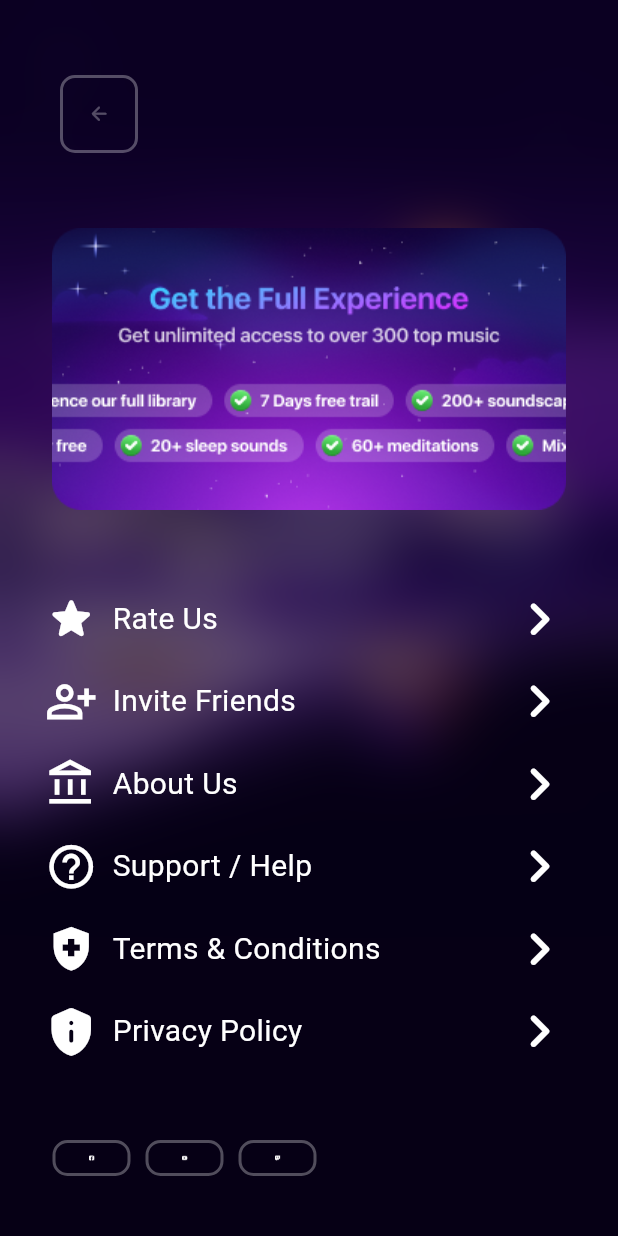
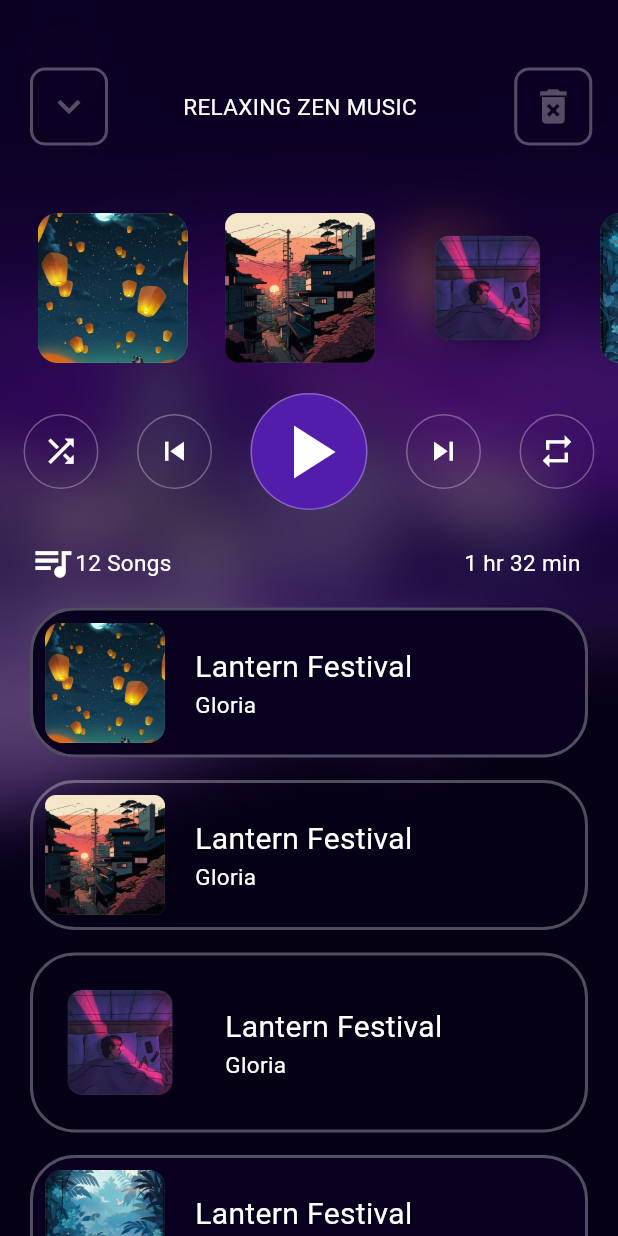
Before and after one commit to malshisathsarani/SleepyApp_UI, a Flutter app: the screen it shows after launch, on a phone screen of 412 x 824 dp. Run offline on Flutter 3.47's test engine with Material 3 defaults, Android fonts, the phone set to English and light mode, and no system bars.

Commit message:
update the UI

```diff
--- a/sleepy/lib/main.dart
+++ b/sleepy/lib/main.dart
@@ -1,4 +1,5 @@
 import 'package:flutter/material.dart';
+import 'package:sleepy/screens/PlayMusic/playmusic.dart';
 
 import 'package:sleepy/screens/Settings/setting.dart';
 
@@ -13,7 +14,7 @@ class MyApp extends StatelessWidget {
   Widget build(BuildContext context) {
     return const MaterialApp(
       debugShowCheckedModeBanner: false,
-      home: Setting(),
+      home: Playmusic(),
     );
   }
 }
--- /dev/null
+++ b/sleepy/lib/screens/PlayMusic/play_icons.dart
@@ -0,0 +1,38 @@
+import 'package:flutter/material.dart';
+
+class PlayIcons extends StatefulWidget {
+  final IconData musicIcon;
+  final double iconSize;
+  final Color buttonColor;
+
+  const PlayIcons({super.key, required this.musicIcon,  required this.iconSize, required this.buttonColor});
+
+  @override
+  State<PlayIcons> createState() => _PlayIconsState();
+}
+
+class _PlayIconsState extends State<PlayIcons> {
+  @override
+  Widget build(BuildContext context) {
+    return Padding(
+      padding: const EdgeInsets.symmetric(vertical: 20.0, horizontal: 10.0),
+      child: Container(
+        decoration: BoxDecoration(
+          color: widget.buttonColor, // Set background color
+          border: Border.all(
+            color: Colors.white30,
+            width: 1,// Set border color
+
+          ),
+          borderRadius: BorderRadius.all(
+            Radius.circular(50.0), // Set border radius
+          ),
+        ),
+        child: IconButton(
+          onPressed: () {},
+          icon: Icon(widget.musicIcon, color: Colors.white, size: widget.iconSize),
+        ),
+      ),
+    );
+  }
+}
--- /dev/null
+++ b/sleepy/lib/screens/PlayMusic/playmusic.dart
@@ -0,0 +1,452 @@
+import 'dart:ui';
+
+import 'package:flutter/material.dart';
+import 'package:sleepy/screens/PlayMusic/play_icons.dart';
+
+class Playmusic extends StatefulWidget {
+  const Playmusic({super.key});
+
+  @override
+  State<Playmusic> createState() => _PlaymusicState();
+}
+
+class _PlaymusicState extends State<Playmusic> {
+  int _selectedIndex = -1;
+  final ScrollController _scrollController = ScrollController();
+
+  void _scrollToSelectedIndex(int index) {
+    final double screenWidth = MediaQuery.of(context).size.width;
+    final double imageWidth = 100; // Fixed size for all images
+    final double selectedImageWidth = 300; // Size for selected image
+    final double targetScrollOffset = (index * imageWidth) - (screenWidth / 2) + (selectedImageWidth / 2);
+
+    _scrollController.animateTo(
+      targetScrollOffset,
+      duration: Duration(milliseconds: 300),
+      curve: Curves.easeInOut,
+    );
+  }
+
+  @override
+  Widget build(BuildContext context) {
+    return Scaffold(
+      body: Stack(
+        children: [
+          // Background Image
+          Container(
+            decoration: const BoxDecoration(
+              image: DecorationImage(
+                image: AssetImage('assets/SplashBg.png'),
+                fit: BoxFit.cover,
+              ),
+            ),
+            child: BackdropFilter(
+              filter: ImageFilter.blur(sigmaX: 20, sigmaY: 20),
+              child: Container(
+                color: Colors.black.withOpacity(0.5),
+              ),
+            ),
+          ),
+          Column(
+            children: [
+              Padding(
+                padding: const EdgeInsets.symmetric(vertical: 45.0),
+                child: Row(
+                  children: [
+                    Padding(
+                      padding: const EdgeInsets.only(left: 20.0),
+                      child: Align(
+                        alignment: Alignment.topLeft,
+                        child: Container(
+                          decoration: BoxDecoration(
+                            border: Border.all(
+                              color: Colors.white30, // Set border color
+                              width: 2.0, // Set border width
+                            ),
+                            borderRadius: BorderRadius.all(
+                              Radius.circular(10.0), // Set border radius
+                            ),
+                          ),
+                          child: IconButton(onPressed: (){}, icon: Icon(Icons.keyboard_arrow_down_sharp ,color: Colors.white30,size: 30,)),
+                        ),
+                      ),
+                    ),
+                    SizedBox(width: 50),
+                    Container(
+                      child: Text(
+                        'RELAXING ZEN MUSIC',
+                        style: TextStyle(
+                          color: Colors.white,
+                          fontSize: 15,
+                        ),
+                      ),
+                    ),
+                    Padding(
+                      padding: const EdgeInsets.only(left: 65.0),
+                      child: Align(
+                        alignment: Alignment.topRight,
+                        child: Container(
+                          decoration: BoxDecoration(
+                            border: Border.all(
+                              color: Colors.white30, // Set border color
+                              width: 2.0, // Set border width
+                            ),
+                            borderRadius: BorderRadius.all(
+                              Radius.circular(10.0), // Set border radius
+                            ),
+                          ),
+                          child: IconButton(onPressed: (){}, icon: Icon(Icons.delete_forever, color: Colors.white30,size: 30,)),
+                        ),
+                      ),
+                    ),
+                  ],
+                ),
+              ),
+
+              // Music Image
+              SingleChildScrollView(
+                scrollDirection: Axis.horizontal,
+                controller: _scrollController,
+                child: Row(
+                  children: [
+                    SizedBox(width: 25), // Space before the first image
+                    ...List.generate(4, (index) {
+                      return Row(
+                        children: [
+                          GestureDetector(
+                            onTap: () {
+                              setState(() {
+                                _selectedIndex = index;
+                              });
+                              _scrollToSelectedIndex(index);
+                            },
+                            child: Image(
+                              image: AssetImage('assets/PlayMusic/img${index + 1}.png'),
+                              width: _selectedIndex == index ? 200 : 100,
+                              height: _selectedIndex == index ? 200 : 100,
+                              fit: BoxFit.cover,
+                            ),
+                          ),
+                          if (index < 3) SizedBox(width: 25), // Space between images
+                        ],
+                      );
+                    }),
+                    SizedBox(width: 25),
+                  ],
+                ),
+              ),
+
+              // Music Icons
+              Row(
+                mainAxisAlignment: MainAxisAlignment.spaceEvenly,
+                children: [
+                  PlayIcons(musicIcon: Icons.shuffle, iconSize: 25, buttonColor: Colors.transparent),
+                  PlayIcons(musicIcon: Icons.skip_previous, iconSize: 25,  buttonColor: Colors.transparent),
+                  PlayIcons(musicIcon: Icons.play_arrow,  iconSize: 60,  buttonColor: Color(0xff531DAB)),
+                  PlayIcons(musicIcon: Icons.skip_next, iconSize: 25,  buttonColor: Colors.transparent),
+                  PlayIcons(musicIcon: Icons.repeat,  iconSize: 25,  buttonColor: Colors.transparent),
+                ],
+              ),
+
+              // Music Time
+              Padding(
+                padding: const EdgeInsets.symmetric(horizontal: 20),
+                child: Row(
+                  children: [
+
+                    Icon(Icons.queue_music, color: Colors.white, size: 30),
+
+                    Text(
+                      '12 Songs',
+                      style: TextStyle(
+                        color: Colors.white,
+                        fontSize: 15,
+                      ),
+                    ),
+                    SizedBox(width: 195),
+                    Text(
+                      '1 hr 32 min',
+                      style: TextStyle(
+                        color: Colors.white,
+                        fontSize: 15,
+                      ),
+                    )
+                  ],
+                ),
+              ),
+
+              // Music Slider
+              Expanded(
+                child: SingleChildScrollView(
+                  scrollDirection: Axis.vertical,
+                  child: Column(
+                    children: [
+                      Padding(
+                        padding: const EdgeInsets.only(top: 15.0, left: 20, right: 20),
+                        child: Container(
+                          padding: EdgeInsets.all(8),
+                          decoration: BoxDecoration(
+                            color: Color(0xff09001F),
+                            border: Border.all(
+                              color: Colors.white30, // Set border color
+                              width: 2.0, // Set border width
+                            ),
+                            borderRadius: BorderRadius.all(
+                              Radius.circular(30.0), // Set border radius
+                            ),
+                          ),
+
+                          child: Column(
+                            children: [
+                              Row(
+                                children: [
+                                  Image.asset(
+                                    'assets/PlayMusic/img1.png',
+                                    width: 80,
+                                    height: 80,
+                                    fit: BoxFit.cover,
+                                  ),
+                                  SizedBox(width: 20),
+
+                                  Column(
+                                    crossAxisAlignment: CrossAxisAlignment.start,
+                                    children: [
+                                      Text(
+                                        'Lantern Festival',
+                                        style: TextStyle(
+                                          color: Colors.white,
+                                          fontSize: 20,
+                                        ),
+                                      ),
+                                      Text(
+                                        'Gloria',
+                                        style: TextStyle(
+                                          color: Colors.white,
+                                          fontSize: 15,
+                                        ),
+                                      ),
+                                    ],
+                                  )
+                                ],
+                              ),
+                            ],
+                          ),
+                        ),
+                      ),
+                      Padding(
+                        padding: const EdgeInsets.only(top: 15.0, left: 20, right: 20),
+                        child: Container(
+                          padding: EdgeInsets.all(8),
+                          decoration: BoxDecoration(
+                            border: Border.all(
+                              color: Colors.white30, // Set border color
+                              width: 2.0, // Set border width
+                            ),
+                            borderRadius: BorderRadius.all(
+                              Radius.circular(30.0), // Set border radius
+                            ),
+                          ),
+
+                          child: Column(
+                            children: [
+                              Row(
+                                children: [
+                                  Image.asset(
+                                    'assets/PlayMusic/img2.png',
+                                    width: 80,
+                                    height: 80,
+                                    fit: BoxFit.cover,
+                                  ),
+                                  SizedBox(width: 20),
+
+                                  Column(
+                                    crossAxisAlignment: CrossAxisAlignment.start,
+                                    children: [
+                                      Text(
+                                        'Lantern Festival',
+                                        style: TextStyle(
+                                          color: Colors.white,
+                                          fontSize: 20,
+                                        ),
+                                      ),
+                                      Text(
+                                        'Gloria',
+                                        style: TextStyle(
+                                          color: Colors.white,
+                                          fontSize: 15,
+                                        ),
+                                      ),
+                                    ],
+                                  )
+                                ],
+                              ),
+                            ],
+                          ),
+                        ),
+                      ),
+                      Padding(
+                        padding: const EdgeInsets.only(top: 15.0, left: 20, right: 20),
+                        child: Container(
+                          padding: EdgeInsets.all(8),
+                          decoration: BoxDecoration(
+                            border: Border.all(
+                              color: Colors.white30, // Set border color
+                              width: 2.0, // Set border width
+                            ),
+                            borderRadius: BorderRadius.all(
+                              Radius.circular(30.0), // Set border radius
+                            ),
+                          ),
+
+                          child: Column(
+                            children: [
+                              Row(
+                                children: [
+                                  Image.asset(
+                                    'assets/PlayMusic/img3.png',
+                                    width: 100,
+                                    height: 100,
+                                    fit: BoxFit.cover,
+                                  ),
+                                  SizedBox(width: 20),
+
+                                  Column(
+                                    crossAxisAlignment: CrossAxisAlignment.start,
+                                    children: [
+                                      Text(
+                                        'Lantern Festival',
+                                        style: TextStyle(
+                                          color: Colors.white,
+                                          fontSize: 20,
+                                        ),
+                                      ),
+                                      Text(
+                                        'Gloria',
+                                        style: TextStyle(
+                                          color: Colors.white,
+                                          fontSize: 15,
+                                        ),
+                                      ),
+                                    ],
+                                  )
+                                ],
+                              ),
+                            ],
+                          ),
+                        ),
+                      ),
+                      Padding(
+                        padding: const EdgeInsets.only(top: 15.0, left: 20, right: 20),
+                        child: Container(
+                          padding: EdgeInsets.all(8),
+                          decoration: BoxDecoration(
+                            color: Color(0xff09001F),
+                            border: Border.all(
+                              color: Colors.white30, // Set border color
+                              width: 2.0, // Set border width
+                            ),
+                            borderRadius: BorderRadius.all(
+                              Radius.circular(30.0), // Set border radius
+                            ),
+                          ),
+
+                          child: Column(
+                            children: [
+                              Row(
+                                children: [
+                                  Image.asset(
+                                    'assets/PlayMusic/img4.png',
+                                    width: 80,
+                                    height: 80,
+                                    fit: BoxFit.cover,
+                                  ),
+                                  SizedBox(width: 20),
+
+                                  Column(
+                                    crossAxisAlignment: CrossAxisAlignment.start,
+                                    children: [
+                                      Text(
+                                        'Lantern Festival',
+                                        style: TextStyle(
+                                          color: Colors.white,
+                                          fontSize: 20,
+                                        ),
+                                      ),
+                                      Text(
+                                        'Gloria',
+                                        style: TextStyle(
+                                          color: Colors.white,
+                                          fontSize: 15,
+                                        ),
+                                      ),
+                                    ],
+                                  )
+                                ],
+                              ),
+                            ],
+                          ),
+                        ),
+                      ),
+                      Padding(
+                        padding: const EdgeInsets.only(top: 15.0, left: 20, right: 20),
+                        child: Container(
+                          padding: EdgeInsets.all(8),
+                          decoration: BoxDecoration(
+                            border: Border.all(
+                              color: Colors.white30, // Set border color
+                              width: 2.0, // Set border width
+                            ),
+                            borderRadius: BorderRadius.all(
+                              Radius.circular(30.0), // Set border radius
+                            ),
+                          ),
+
+                          child: Column(
+                            children: [
+                              Row(
+                                children: [
+                                  Image.asset(
+                                    'assets/PlayMusic/img1.png',
+                                    width: 80,
+                                    height: 80,
+                                    fit: BoxFit.cover,
+                                  ),
+                                  SizedBox(width: 20),
+
+                                  Column(
+                                    crossAxisAlignment: CrossAxisAlignment.start,
+                                    children: [
+                                      Text(
+                                        'Lantern Festival',
+                                        style: TextStyle(
+                                          color: Colors.white,
+                                          fontSize: 20,
+                                        ),
+                                      ),
+                                      Text(
+                                        'Gloria',
+                                        style: TextStyle(
+                                          color: Colors.white,
+                                          fontSize: 15,
+                                        ),
+                                      ),
+                                    ],
+                                  )
+                                ],
+                              ),
+                            ],
+                          ),
+                        ),
+                      ),
+
+                    ],
+                  ),
+                ),
+              )
+            ],
+          ),
+        ],
+      ),
+    );
+  }
+}
--- /dev/null
+++ b/sleepy/lib/screens/soundVolumeControl/soundControl.dart
@@ -0,0 +1,17 @@
+import 'package:flutter/material.dart';
+
+class Soundcontrol extends StatefulWidget {
+  const Soundcontrol({super.key});
+
+  @override
+  State<Soundcontrol> createState() => _SoundcontrolState();
+}
+
+class _SoundcontrolState extends State<Soundcontrol> {
+  @override
+  Widget build(BuildContext context) {
+    return Scaffold(
+
+    );
+  }
+}
--- a/sleepy/pubspec.yaml
+++ b/sleepy/pubspec.yaml
@@ -62,6 +62,8 @@ flutter:
   assets:
     - assets/
     - assets/Settings/
+    - assets/PlayMusic/
+
 
   #   - images/a_dot_ham.jpeg
 
```
Also changed, not shown: sleepy/assets/PlayMusic/img1.png (added), sleepy/assets/PlayMusic/img2.png (added), sleepy/assets/PlayMusic/img3.png (added), sleepy/assets/PlayMusic/img4.png (added).
